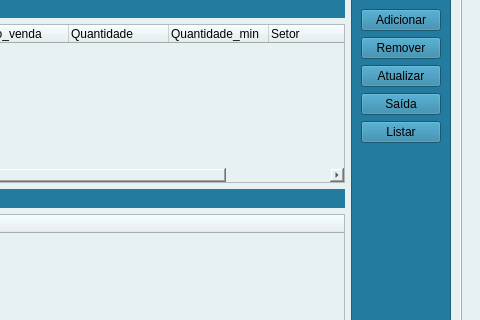
Qt form ui_main.ui (Raffael-Wagner/projeto_controle_de_estoque) before a commit; both pictures show x 461 to 941 and y 115 to 435 of the 941 by 518 pixel window.
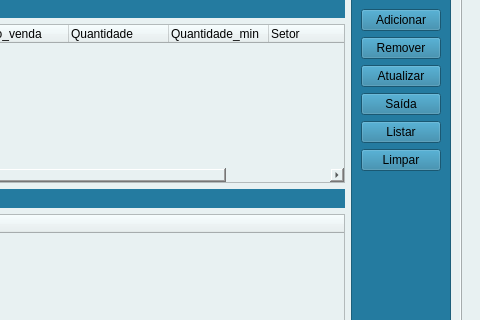
The same form after that commit. The open tabs and pages were chosen to show the change. Icons and pictures are not drawn.

Commit message: adicionada a função de limpar a lista do estoque

Patch:
```diff
--- a/ui_main.ui
+++ b/ui_main.ui
@@ -360,6 +360,24 @@
                    </property>
                   </widget>
                  </item>
+                 <item>
+                  <widget class="QPushButton" name="btn_limpar">
+                   <property name="styleSheet">
+                    <string notr="true">QPushButton{
+   color: black;
+   border-radius: 3px;
+   font-size: 16px;
+   background-color: #FFF;
+}
+
+QPushButton:hover{background-color: rgb(170,255,255); color:black}
+,</string>
+                   </property>
+                   <property name="text">
+                    <string>Limpar</string>
+                   </property>
+                  </widget>
+                 </item>
                  <item>
                   <spacer name="verticalSpacer">
                    <property name="orientation">
```
Left out of the diff: 4 changed lines with no effect on the pictures. The commit also changes 3 other files.
